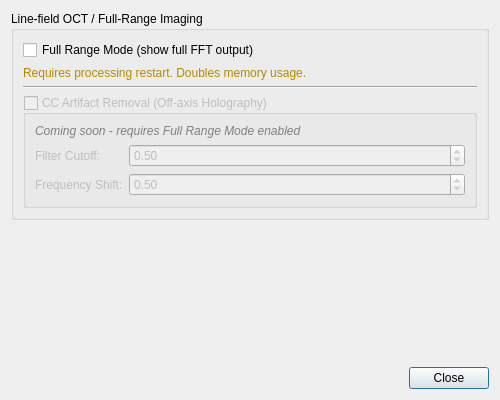
Above: octproz_project/octproz/src/advancedsettingsdialog.ui from spectralcode/OCTproZ before the change. Below: the same form after it.
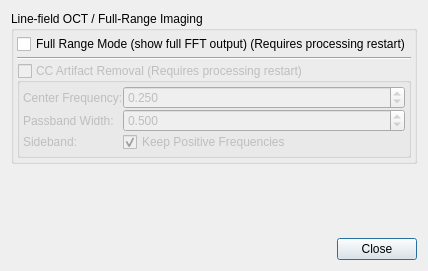
That is the form after the change.

Commit message: feat: add complex conjugate artifact removal for line-field OCT

```diff
--- a/octproz_project/octproz/src/advancedsettingsdialog.ui
+++ b/octproz_project/octproz/src/advancedsettingsdialog.ui
@@ -6,8 +6,8 @@
    <rect>
     <x>0</x>
     <y>0</y>
-    <width>500</width>
-    <height>400</height>
+    <width>386</width>
+    <height>271</height>
    </rect>
   </property>
   <property name="windowTitle">
@@ -20,23 +20,28 @@
       <string>Line-field OCT / Full-Range Imaging</string>
      </property>
      <layout class="QVBoxLayout" name="verticalLayout_2">
+      <property name="spacing">
+       <number>3</number>
+      </property>
+      <property name="leftMargin">
+       <number>3</number>
+      </property>
+      <property name="topMargin">
+       <number>3</number>
+      </property>
+      <property name="rightMargin">
+       <number>3</number>
+      </property>
+      <property name="bottomMargin">
+       <number>3</number>
+      </property>
       <item>
        <widget class="QCheckBox" name="checkBox_fullRangeMode">
         <property name="toolTip">
          <string>Disables mirror artifact truncation. Use for full-range imaging with CC removal.</string>
         </property>
         <property name="text">
-         <string>Full Range Mode (show full FFT output)</string>
-        </property>
-       </widget>
-      </item>
-      <item>
-       <widget class="QLabel" name="label_fullRangeWarning">
-        <property name="styleSheet">
-         <string notr="true">color: #b58900;</string>
-        </property>
-        <property name="text">
-         <string>Requires processing restart. Doubles memory usage.</string>
+         <string>Full Range Mode (show full FFT output) (Requires processing restart)</string>
         </property>
        </widget>
       </item>
@@ -53,7 +58,7 @@
          <bool>false</bool>
         </property>
         <property name="title">
-         <string>CC Artifact Removal (Off-axis Holography)</string>
+         <string>CC Artifact Removal (Requires processing restart)</string>
         </property>
         <property name="checkable">
          <bool>true</bool>
@@ -62,27 +67,35 @@
          <bool>false</bool>
         </property>
         <layout class="QVBoxLayout" name="verticalLayout_3">
-         <item>
-          <widget class="QLabel" name="label_comingSoon">
-           <property name="styleSheet">
-            <string notr="true">color: gray; font-style: italic;</string>
-           </property>
-           <property name="text">
-            <string>Coming soon - requires Full Range Mode enabled</string>
-           </property>
-          </widget>
-         </item>
+         <property name="spacing">
+          <number>0</number>
+         </property>
+         <property name="leftMargin">
+          <number>3</number>
+         </property>
+         <property name="topMargin">
+          <number>3</number>
+         </property>
+         <property name="rightMargin">
+          <number>3</number>
+         </property>
+         <property name="bottomMargin">
+          <number>3</number>
+         </property>
          <item>
           <layout class="QFormLayout" name="formLayout">
            <item row="0" column="0">
             <widget class="QLabel" name="label_filterCutoff">
              <property name="text">
-              <string>Filter Cutoff:</string>
+              <string>Center Frequency:</string>
              </property>
             </widget>
            </item>
            <item row="0" column="1">
-            <widget class="QDoubleSpinBox" name="doubleSpinBox_ccFilterCutoff">
+            <widget class="QDoubleSpinBox" name="doubleSpinBox_ccRectCenter">
+             <property name="decimals">
+              <number>3</number>
+             </property>
              <property name="minimum">
               <double>0.000000000000000</double>
              </property>
@@ -93,21 +106,24 @@
               <double>0.050000000000000</double>
              </property>
              <property name="value">
-              <double>0.500000000000000</double>
+              <double>0.250000000000000</double>
              </property>
             </widget>
            </item>
            <item row="1" column="0">
             <widget class="QLabel" name="label_frequencyShift">
              <property name="text">
-              <string>Frequency Shift:</string>
+              <string>Passband Width:</string>
              </property>
             </widget>
            </item>
            <item row="1" column="1">
-            <widget class="QDoubleSpinBox" name="doubleSpinBox_ccFilterShift">
+            <widget class="QDoubleSpinBox" name="doubleSpinBox_ccRectWidth">
+             <property name="decimals">
+              <number>3</number>
+             </property>
              <property name="minimum">
-              <double>0.000000000000000</double>
+              <double>0.001000000000000</double>
              </property>
              <property name="maximum">
               <double>1.000000000000000</double>
@@ -120,6 +136,26 @@
              </property>
             </widget>
            </item>
+           <item row="2" column="0">
+            <widget class="QLabel" name="label_sideband">
+             <property name="toolTip">
+              <string>Select which sideband to keep (flip if artifact appears on wrong side)</string>
+             </property>
+             <property name="text">
+              <string>Sideband:</string>
+             </property>
+            </widget>
+           </item>
+           <item row="2" column="1">
+            <widget class="QCheckBox" name="checkBox_ccKeepPositive">
+             <property name="text">
+              <string>Keep Positive Frequencies</string>
+             </property>
+             <property name="checked">
+              <bool>true</bool>
+             </property>
+            </widget>
+           </item>
           </layout>
          </item>
         </layout>
```
Left out of the diff: 14 changed lines with no effect on the pictures. The commit also changes 6 other files.
